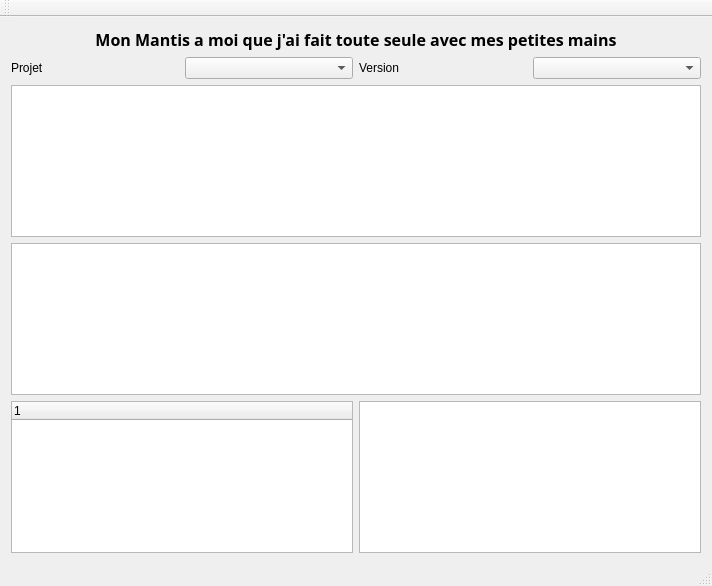
This is MantisViewerIHMQt/mantisviewerihmqt.ui in Ambrou/MantisViewerQt as Qt 5 draws it before an edit. The edited form follows.
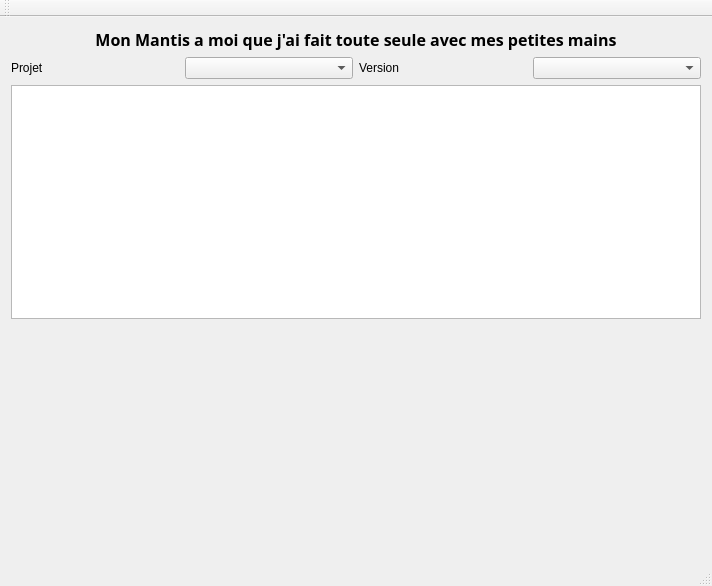
This is the edited form.

```diff
--- a/MantisViewerIHMQt/mantisviewerihmqt.ui
+++ b/MantisViewerIHMQt/mantisviewerihmqt.ui
@@ -68,30 +68,7 @@
      </widget>
     </item>
     <item>
-     <widget class="QTableWidget" name="tableWidget">
-      <property name="dragDropMode">
-       <enum>QAbstractItemView::InternalMove</enum>
-      </property>
-      <property name="defaultDropAction">
-       <enum>Qt::MoveAction</enum>
-      </property>
-     </widget>
-    </item>
-    <item>
-     <layout class="QHBoxLayout" name="horizontalLayout_2">
-      <item>
-       <widget class="QTreeWidget" name="treeWidget">
-        <column>
-         <property name="text">
-          <string notr="true">1</string>
-         </property>
-        </column>
-       </widget>
-      </item>
-      <item>
-       <widget class="QTableWidget" name="tableWidget_2"/>
-      </item>
-     </layout>
+     <layout class="QHBoxLayout" name="horizontalLayout_2"/>
     </item>
     <item>
      <spacer name="verticalSpacer">
```
